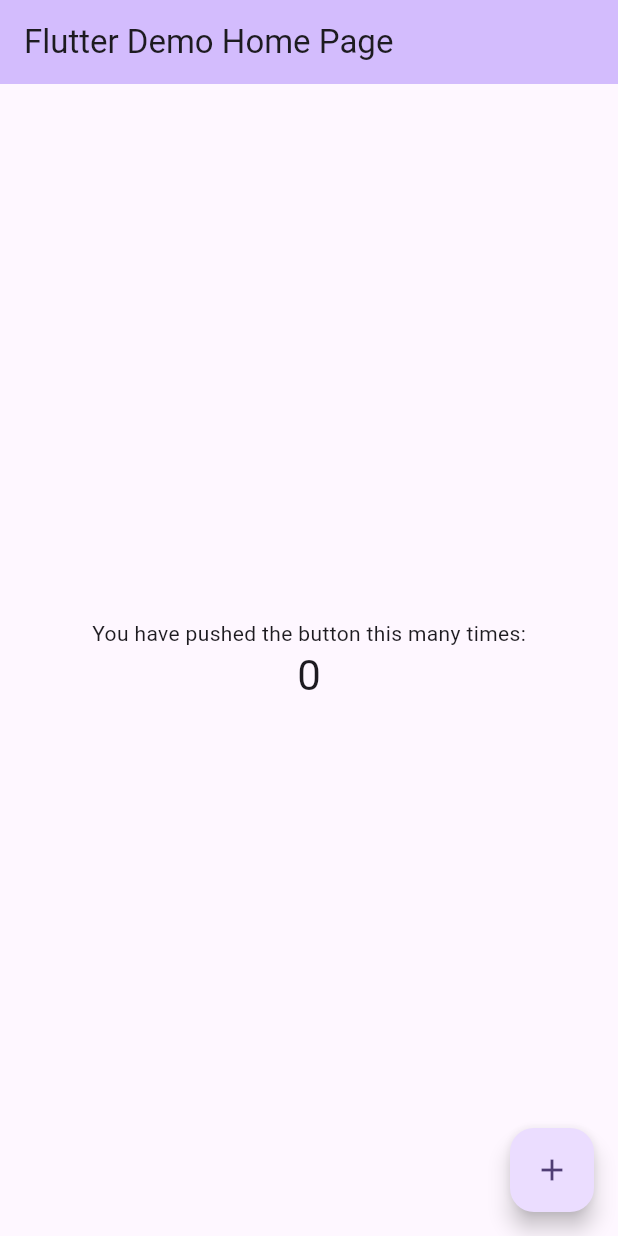
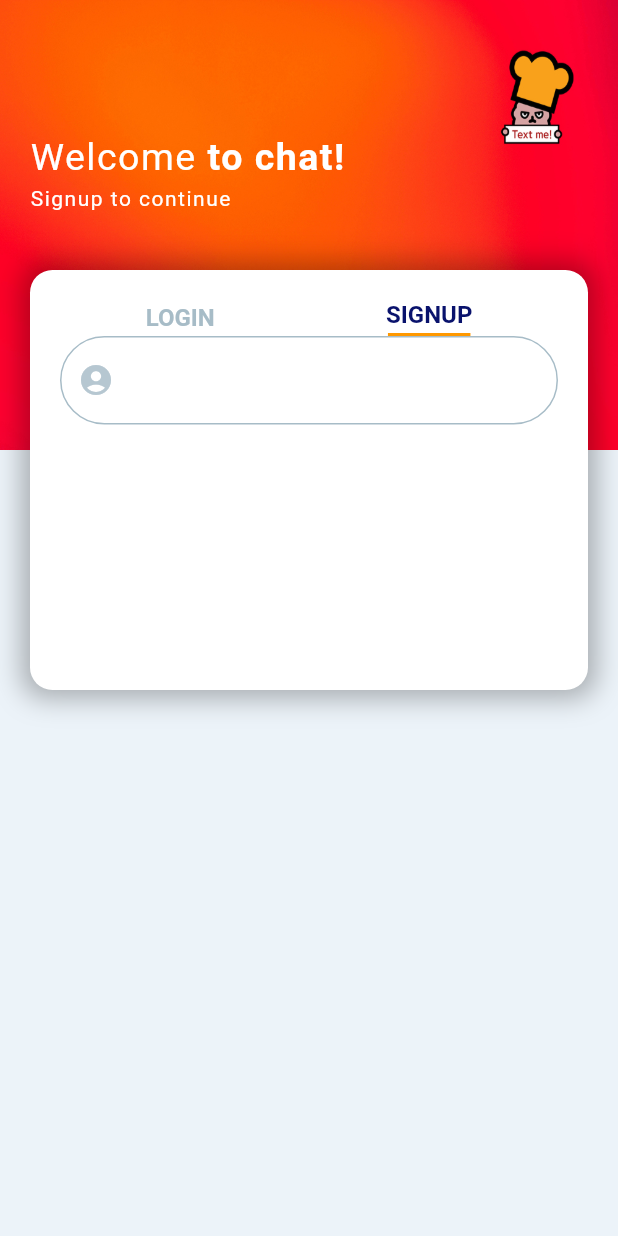
Before and after one commit to philiplee25/chatting, a Flutter app: the screen it shows after launch, on a phone screen of 412 x 824 dp. Run offline on Flutter 3.47's test engine with Material 2 defaults, Android fonts, the phone set to English and light mode, and no system bars.

Commit message:
login signup gesture

```diff
--- a/analysis_options.yaml
+++ b/analysis_options.yaml
@@ -7,7 +7,7 @@
 
 # The following line activates a set of recommended lints for Flutter apps,
 # packages, and plugins designed to encourage good coding practices.
-include: package:flutter_lints/flutter.yaml
+#include: package:flutter_lints/flutter.yaml
 
 linter:
   # The lint rules applied to this project can be customized in the
--- /dev/null
+++ b/lib/config/palette.dart
@@ -0,0 +1,11 @@
+import 'package:flutter/painting.dart';
+
+class Palette {
+  static const Color iconColor = Color(0xFFB6C7D1);
+  static const Color activeColor = Color(0xFF09126C);
+  static const Color textColor1 = Color(0XFFA7BCC7);
+  static const Color textColor2 = Color(0XFF9BB3C0);
+  static const Color facebookColor = Color(0xFF3B5999);
+  static const Color googleColor = Color(0xFFDE4B39);
+  static const Color backgroundColor = Color(0xFFECF3F9);
+}
--- a/lib/main.dart
+++ b/lib/main.dart
@@ -1,125 +1,21 @@
+import 'package:chatting/screens/mainScreen.dart';
 import 'package:flutter/material.dart';
 
 void main() {
-  runApp(const MyApp());
+  runApp(MyApp());
 }
 
 class MyApp extends StatelessWidget {
   const MyApp({super.key});
 
-  // This widget is the root of your application.
   @override
   Widget build(BuildContext context) {
     return MaterialApp(
-      title: 'Flutter Demo',
+      title: 'Chatting',
       theme: ThemeData(
-        // This is the theme of your application.
-        //
-        // TRY THIS: Try running your application with "flutter run". You'll see
-        // the application has a blue toolbar. Then, without quitting the app,
-        // try changing the seedColor in the colorScheme below to Colors.green
-        // and then invoke "hot reload" (save your changes or press the "hot
-        // reload" button in a Flutter-supported IDE, or press "r" if you used
-        // the command line to start the app).
-        //
-        // Notice that the counter didn't reset back to zero; the application
-        // state is not lost during the reload. To reset the state, use hot
-        // restart instead.
-        //
-        // This works for code too, not just values: Most code changes can be
-        // tested with just a hot reload.
-        colorScheme: ColorScheme.fromSeed(seedColor: Colors.deepPurple),
-        useMaterial3: true,
+        primarySwatch: Colors.blue,
       ),
-      home: const MyHomePage(title: 'Flutter Demo Home Page'),
+      home: LoginSignupScreen(),
     );
   }
 }
-
-class MyHomePage extends StatefulWidget {
-  const MyHomePage({super.key, required this.title});
-
-  // This widget is the home page of your application. It is stateful, meaning
-  // that it has a State object (defined below) that contains fields that affect
-  // how it looks.
-
-  // This class is the configuration for the state. It holds the values (in this
-  // case the title) provided by the parent (in this case the App widget) and
-  // used by the build method of the State. Fields in a Widget subclass are
-  // always marked "final".
-
-  final String title;
-
-  @override
-  State<MyHomePage> createState() => _MyHomePageState();
-}
-
-class _MyHomePageState extends State<MyHomePage> {
-  int _counter = 0;
-
-  void _incrementCounter() {
-    setState(() {
-      // This call to setState tells the Flutter framework that something has
-      // changed in this State, which causes it to rerun the build method below
-      // so that the display can reflect the updated values. If we changed
-      // _counter without calling setState(), then the build method would not be
-      // called again, and so nothing would appear to happen.
-      _counter++;
-    });
-  }
-
-  @override
-  Widget build(BuildContext context) {
-    // This method is rerun every time setState is called, for instance as done
-    // by the _incrementCounter method above.
-    //
-    // The Flutter framework has been optimized to make rerunning build methods
-    // fast, so that you can just rebuild anything that needs updating rather
-    // than having to individually change instances of widgets.
-    return Scaffold(
-      appBar: AppBar(
-        // TRY THIS: Try changing the color here to a specific color (to
-        // Colors.amber, perhaps?) and trigger a hot reload to see the AppBar
-        // change color while the other colors stay the same.
-        backgroundColor: Theme.of(context).colorScheme.inversePrimary,
-        // Here we take the value from the MyHomePage object that was created by
-        // the App.build method, and use it to set our appbar title.
-        title: Text(widget.title),
-      ),
-      body: Center(
-        // Center is a layout widget. It takes a single child and positions it
-        // in the middle of the parent.
-        child: Column(
-          // Column is also a layout widget. It takes a list of children and
-          // arranges them vertically. By default, it sizes itself to fit its
-          // children horizontally, and tries to be as tall as its parent.
-          //
-          // Column has various properties to control how it sizes itself and
-          // how it positions its children. Here we use mainAxisAlignment to
-          // center the children vertically; the main axis here is the vertical
-          // axis because Columns are vertical (the cross axis would be
-          // horizontal).
-          //
-          // TRY THIS: Invoke "debug painting" (choose the "Toggle Debug Paint"
-          // action in the IDE, or press "p" in the console), to see the
-          // wireframe for each widget.
-          mainAxisAlignment: MainAxisAlignment.center,
-          children: <Widget>[
-            const Text(
-              'You have pushed the button this many times:',
-            ),
-            Text(
-              '$_counter',
-              style: Theme.of(context).textTheme.headlineMedium,
-            ),
-          ],
-        ),
-      ),
-      floatingActionButton: FloatingActionButton(
-        onPressed: _incrementCounter,
-        tooltip: 'Increment',
-        child: const Icon(Icons.add),
-      ), // This trailing comma makes auto-formatting nicer for build methods.
-    );
-  }
-}
--- /dev/null
+++ b/lib/screens/mainScreen.dart
@@ -0,0 +1,192 @@
+import 'package:chatting/config/palette.dart';
+import 'package:flutter/material.dart';
+
+class LoginSignupScreen extends StatefulWidget {
+  const LoginSignupScreen({super.key});
+
+  @override
+  State<LoginSignupScreen> createState() => _LoginSignupScreenState();
+}
+
+class _LoginSignupScreenState extends State<LoginSignupScreen> {
+  bool isSignupScreen = true;
+
+  @override
+  Widget build(BuildContext context) {
+    return Scaffold(
+      backgroundColor: Palette.backgroundColor,
+      body: Stack(
+        children: [
+          Positioned(
+            top: 0,
+            right: 0,
+            left: 0,
+            child: Container(
+              height: 300,
+              decoration: BoxDecoration(
+                image: DecorationImage(
+                  image: AssetImage('image/red.jpg'),
+                  fit: BoxFit.fill,
+                ),
+              ),
+              child: Container(
+                padding: EdgeInsets.only(top: 90, left: 20),
+                child: Column(
+                  crossAxisAlignment: CrossAxisAlignment.start,
+                  children: [
+                    RichText(
+                      text: TextSpan(
+                        text: 'Welcome',
+                        style: TextStyle(
+                          letterSpacing: 1.0,
+                          fontSize: 25,
+                          color: Colors.white,
+                        ),
+                        children: [
+                          TextSpan(
+                            text: ' to chat!',
+                            style: TextStyle(
+                              letterSpacing: 1.0,
+                              fontSize: 25,
+                              color: Colors.white,
+                              fontWeight: FontWeight.bold,
+                            ),
+                          ),
+                        ],
+                      ),
+                    ),
+                    SizedBox(
+                      height: 5.0,
+                    ),
+                    Text(
+                      'Signup to continue',
+                      style: TextStyle(
+                        letterSpacing: 1.0,
+                        color: Colors.white,
+                      ),
+                    ),
+                  ],
+                ),
+              ),
+            ),
+          ),
+          Positioned(
+            top: 180,
+            child: Container(
+              padding: EdgeInsets.all(20.0),
+              height: 280.0,
+              width: MediaQuery.of(context).size.width - 40,
+              margin: EdgeInsets.symmetric(horizontal: 20.0),
+              decoration: BoxDecoration(
+                color: Colors.white,
+                borderRadius: BorderRadius.circular(15.0),
+                boxShadow: [
+                  BoxShadow(
+                    color: Colors.black.withOpacity(0.3),
+                    blurRadius: 15,
+                    spreadRadius: 5,
+                  ),
+                ],
+              ),
+              child: Column(
+                children: [
+                  Row(
+                    mainAxisAlignment: MainAxisAlignment.spaceAround,
+                    children: [
+                      GestureDetector(
+                        onTap: () {
+                          setState(() {
+                            isSignupScreen = false;
+                          });
+                        },
+                        child: Column(
+                          children: [
+                            Text(
+                              'LOGIN',
+                              style: TextStyle(
+                                fontSize: 16,
+                                fontWeight: FontWeight.bold,
+                                color: !isSignupScreen
+                                    ? Palette.activeColor
+                                    : Palette.textColor1,
+                              ),
+                            ),
+                            if (!isSignupScreen)
+                              Container(
+                                margin: EdgeInsets.only(top: 3),
+                                height: 2,
+                                width: 55,
+                                color: Colors.orange,
+                              ),
+                          ],
+                        ),
+                      ),
+                      GestureDetector(
+                        onTap: () {
+                          setState(() {
+                            isSignupScreen = true;
+                          });
+                        },
+                        child: Column(
+                          children: [
+                            Text(
+                              'SIGNUP',
+                              style: TextStyle(
+                                fontSize: 16,
+                                fontWeight: FontWeight.bold,
+                                color: isSignupScreen
+                                    ? Palette.activeColor
+                                    : Palette.textColor1,
+                              ),
+                            ),
+                            if (isSignupScreen)
+                              Container(
+                                margin: EdgeInsets.only(top: 3),
+                                height: 2,
+                                width: 55,
+                                color: Colors.orange,
+                              ),
+                          ],
+                        ),
+                      )
+                    ],
+                  ),
+                  Container(
+                    child: Form(
+                      child: Column(
+                        children: [
+                          TextFormField(
+                            decoration: InputDecoration(
+                              prefixIcon: Icon(
+                                Icons.account_circle,
+                                color: Palette.iconColor,
+                              ),
+                              enabledBorder: OutlineInputBorder(
+                                borderSide:
+                                    BorderSide(color: Palette.textColor1),
+                                borderRadius: BorderRadius.all(
+                                  Radius.circular(35.0),
+                                ),
+                              ),
+                              focusedBorder: OutlineInputBorder(
+                                borderSide:
+                                    BorderSide(color: Palette.textColor1),
+                                borderRadius: BorderRadius.all(
+                                  Radius.circular(35.0),
+                                ),
+                              ),
+                            ),
+                          ),
+                        ],
+                      ),
+                    ),
+                  )
+                ],
+              ),
+            ),
+          ),
+        ],
+      ),
+    );
+  }
+}
--- a/pubspec.yaml
+++ b/pubspec.yaml
@@ -59,8 +59,8 @@ flutter:
   uses-material-design: true
 
   # To add assets to your application, add an assets section, like this:
-  # assets:
-  #   - images/a_dot_burr.jpeg
+  assets:
+    - image/red.jpg
   #   - images/a_dot_ham.jpeg
 
   # An image asset can refer to one or more resolution-specific "variants", see
```
Also changed, not shown: image/red.jpg (added).
